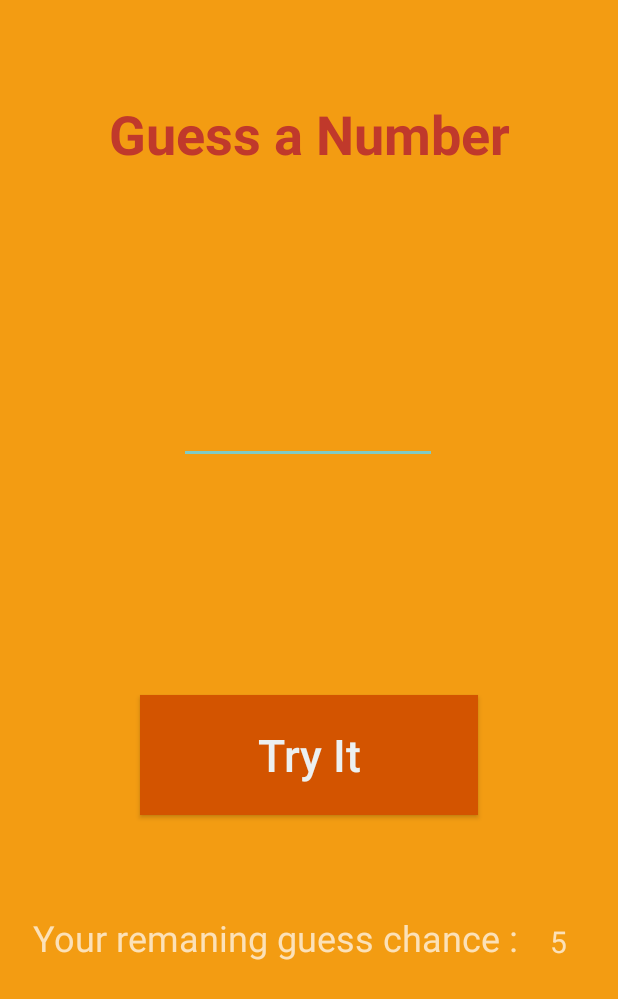
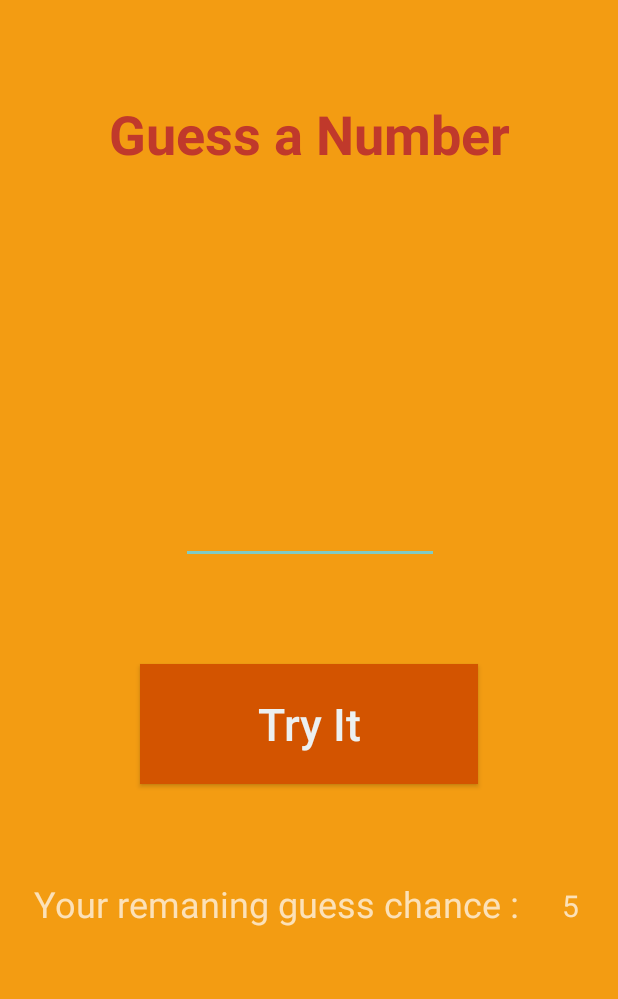
Before and after one commit to isoguzay/Android-Native-Guess-Number, an Android app: the GameActivity screen opened directly, with no data from a screen before it, on a phone screen of 412 x 824 dp. Shown: the top 999 px of the screen. Run offline under Robolectric (Android 15) with nearby library versions, the phone set to English and light mode, and no system bars; 1 statement that could not run was skipped.

Commit message:
Design updated.

```diff
--- a/app/build.gradle
+++ b/app/build.gradle
@@ -26,7 +26,7 @@ dependencies {
     implementation 'com.android.support:design:28.0.0'
     implementation 'com.android.support:support-vector-drawable:28.0.0'
     implementation 'com.android.support:support-v4:28.0.0'
-    testİmplementation 'junit:junit:4.12'
-    androidTestİmplementation 'com.android.support.test:runner:1.0.2'
-    androidTestİmplementation 'com.android.support.test.espresso:espresso-core:3.0.2'
+    testImplementation 'junit:junit:4.12'
+    androidTestImplementation 'com.android.support.test:runner:1.0.2'
+    androidTestImplementation 'com.android.support.test.espresso:espresso-core:3.0.2'
 }
--- a/app/src/main/res/layout/activity_game.xml
+++ b/app/src/main/res/layout/activity_game.xml
@@ -38,7 +38,7 @@
             android:layout_width="172dp"
             android:layout_height="129dp"
             android:layout_marginStart="8dp"
-            android:layout_marginTop="180dp"
+            android:layout_marginTop="8dp"
             android:layout_marginEnd="8dp"
             android:layout_marginBottom="8dp"
             android:ems="10"
@@ -49,9 +49,9 @@
             android:textSize="64sp"
             app:layout_constraintBottom_toBottomOf="parent"
             app:layout_constraintEnd_toEndOf="parent"
-            app:layout_constraintHorizontal_bias="0.497"
+            app:layout_constraintHorizontal_bias="0.502"
             app:layout_constraintStart_toStartOf="parent"
-            app:layout_constraintTop_toTopOf="parent"
+            app:layout_constraintTop_toBottomOf="@+id/trophy"
             app:layout_constraintVertical_bias="0.0" />
 
         <Button
@@ -70,8 +70,8 @@
             app:layout_constraintBottom_toBottomOf="parent"
             app:layout_constraintEnd_toEndOf="parent"
             app:layout_constraintStart_toStartOf="parent"
-            app:layout_constraintTop_toTopOf="parent"
-            app:layout_constraintVertical_bias="0.625" />
+            app:layout_constraintTop_toBottomOf="@+id/editText_guessInput"
+            app:layout_constraintVertical_bias="0.166" />
 
         <ImageView
             android:id="@+id/arrowup"
@@ -83,12 +83,11 @@
             android:layout_marginBottom="8dp"
             android:src="@drawable/arrowdown"
             android:visibility="invisible"
-            app:layout_constraintBottom_toBottomOf="parent"
-            app:layout_constraintEnd_toEndOf="parent"
-            app:layout_constraintHorizontal_bias="0.0"
+            app:layout_constraintBottom_toTopOf="@+id/button_try"
+            app:layout_constraintEnd_toStartOf="@+id/editText_guessInput"
             app:layout_constraintStart_toStartOf="parent"
             app:layout_constraintTop_toTopOf="parent"
-            app:layout_constraintVertical_bias="0.328" />
+            app:layout_constraintVertical_bias="0.806" />
 
         <ImageView
             android:id="@+id/arrowdown"
@@ -100,12 +99,12 @@
             android:layout_marginBottom="8dp"
             android:src="@drawable/arrowup"
             android:visibility="invisible"
-            app:layout_constraintBottom_toBottomOf="parent"
+            app:layout_constraintBottom_toTopOf="@+id/button_try"
             app:layout_constraintEnd_toEndOf="parent"
-            app:layout_constraintHorizontal_bias="1.0"
-            app:layout_constraintStart_toStartOf="@+id/arrowup"
+            app:layout_constraintHorizontal_bias="0.47"
+            app:layout_constraintStart_toEndOf="@+id/editText_guessInput"
             app:layout_constraintTop_toTopOf="parent"
-            app:layout_constraintVertical_bias="0.33" />
+            app:layout_constraintVertical_bias="0.806" />
 
         <ImageView
             android:id="@+id/trophy"
@@ -120,10 +119,10 @@
             android:visibility="invisible"
             app:layout_constraintBottom_toBottomOf="parent"
             app:layout_constraintEnd_toEndOf="parent"
-            app:layout_constraintHorizontal_bias="0.498"
+            app:layout_constraintHorizontal_bias="0.502"
             app:layout_constraintStart_toStartOf="parent"
-            app:layout_constraintTop_toTopOf="parent"
-            app:layout_constraintVertical_bias="0.171" />
+            app:layout_constraintTop_toBottomOf="@+id/textView_message"
+            app:layout_constraintVertical_bias="0.0" />
 
         <TextView
             android:id="@+id/textView_leftRight"
@@ -139,29 +138,29 @@
             android:textSize="24sp"
             app:layout_constraintBottom_toBottomOf="parent"
             app:layout_constraintEnd_toEndOf="parent"
-            app:layout_constraintHorizontal_bias="0.166"
+            app:layout_constraintHorizontal_bias="0.175"
             app:layout_constraintStart_toStartOf="parent"
-            app:layout_constraintTop_toTopOf="parent"
-            app:layout_constraintVertical_bias="0.79" />
+            app:layout_constraintTop_toBottomOf="@+id/button_try"
+            app:layout_constraintVertical_bias="0.166" />
 
         <TextView
             android:id="@+id/textView_chance"
             android:layout_width="47dp"
             android:layout_height="73dp"
             android:layout_marginStart="8dp"
-            android:layout_marginTop="8dp"
+            android:layout_marginTop="12dp"
             android:layout_marginEnd="8dp"
-            android:layout_marginBottom="72dp"
+            android:layout_marginBottom="8dp"
             android:gravity="center"
             android:text="5"
             android:textAlignment="center"
             android:textSize="20sp"
-            app:layout_constraintBottom_toBottomOf="parent"
+            app:layout_constraintBottom_toTopOf="@+id/ratingBar"
             app:layout_constraintEnd_toEndOf="parent"
-            app:layout_constraintHorizontal_bias="0.977"
-            app:layout_constraintStart_toStartOf="parent"
-            app:layout_constraintTop_toTopOf="parent"
-            app:layout_constraintVertical_bias="0.87" />
+            app:layout_constraintHorizontal_bias="1.0"
+            app:layout_constraintStart_toEndOf="@+id/textView_leftRight"
+            app:layout_constraintTop_toTopOf="@+id/button_new"
+            app:layout_constraintVertical_bias="0.107" />
 
         <RatingBar
             android:id="@+id/ratingBar"
@@ -181,25 +180,27 @@
             app:layout_constraintEnd_toEndOf="parent"
             app:layout_constraintHorizontal_bias="0.496"
             app:layout_constraintStart_toStartOf="parent"
-            app:layout_constraintTop_toTopOf="parent"
-            app:layout_constraintVertical_bias="0.914" />
+            app:layout_constraintTop_toBottomOf="@+id/textView_leftRight"
+            app:layout_constraintVertical_bias="0.312" />
 
         <Button
             android:id="@+id/button_new"
             android:layout_width="225dp"
             android:layout_height="80dp"
             android:layout_marginStart="8dp"
-            android:layout_marginTop="548dp"
             android:layout_marginEnd="8dp"
+            android:layout_marginBottom="8dp"
             android:background="@color/pumpkin"
             android:text="@string/buttonNew"
             android:textAllCaps="false"
             android:textColor="@color/clouds"
             android:textSize="30sp"
             android:visibility="invisible"
+            app:layout_constraintBottom_toBottomOf="@+id/textView_leftRight"
             app:layout_constraintEnd_toEndOf="parent"
             app:layout_constraintStart_toStartOf="parent"
-            app:layout_constraintTop_toTopOf="parent" />
+            app:layout_constraintTop_toBottomOf="@+id/button_try"
+            app:layout_constraintVertical_bias="1.0" />
 
     </android.support.constraint.ConstraintLayout>
 
```
